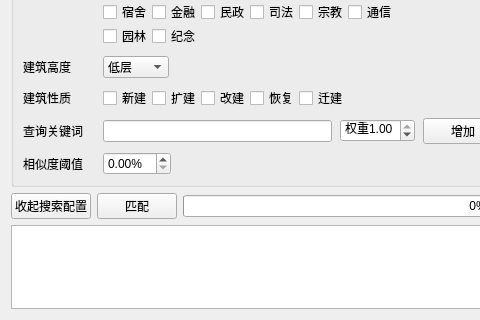
First picture: the form in CaseSearch.ui, repository BigMouseFive/BIM, before the edit; both pictures show x 0 to 480 and y 215 to 535 of the 784 by 535 pixel window.
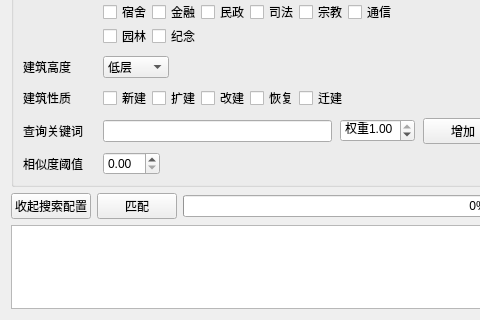
Second picture: the form after the edit. Icons and pictures are not drawn.

The edit to the form file:
```diff
--- a/CaseSearch.ui
+++ b/CaseSearch.ui
@@ -550,7 +550,7 @@
               <item>
                <widget class="QDoubleSpinBox" name="spin_similarity">
                 <property name="suffix">
-                 <string>%</string>
+                 <string/>
                 </property>
                </widget>
               </item>
```
